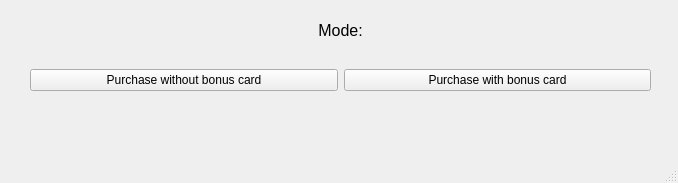
Qt form mainwindow.ui (MedvedisUrala/Lab1) before a commit.
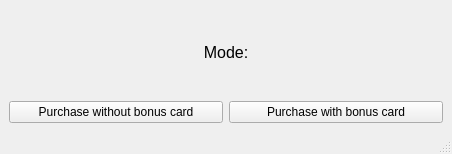
The same form after that commit.

The edit to the form file:
```diff
--- a/mainwindow.ui
+++ b/mainwindow.ui
@@ -6,23 +6,17 @@
    <rect>
     <x>0</x>
     <y>0</y>
-    <width>678</width>
-    <height>183</height>
+    <width>452</width>
+    <height>154</height>
    </rect>
   </property>
   <property name="windowTitle">
    <string>MainWindow</string>
   </property>
   <widget class="QWidget" name="centralwidget">
+   <layout class="QVBoxLayout" name="verticalLayout">
+    <item>
    <widget class="QLabel" name="label">
-    <property name="geometry">
-     <rect>
-      <x>260</x>
-      <y>20</y>
-      <width>161</width>
-      <height>21</height>
-     </rect>
-    </property>
     <property name="font">
      <font>
       <pointsize>12</pointsize>
@@ -35,15 +29,8 @@
      <set>Qt::AlignCenter</set>
     </property>
    </widget>
-   <widget class="QWidget" name="">
-    <property name="geometry">
-     <rect>
-      <x>30</x>
-      <y>50</y>
-      <width>621</width>
-      <height>61</height>
-     </rect>
-    </property>
+    </item>
+    <item>
     <layout class="QHBoxLayout" name="horizontalLayout">
      <item>
       <widget class="QPushButton" name="pushButton_pur">
@@ -60,7 +47,8 @@
       </widget>
      </item>
     </layout>
-   </widget>
+    </item>
+   </layout>
   </widget>
   <widget class="QMenuBar" name="menubar">
    <property name="geometry">
```
Left out of the diff: 2 changed lines with no effect on the pictures. Lines whose indentation alone changed are shown as unchanged.
